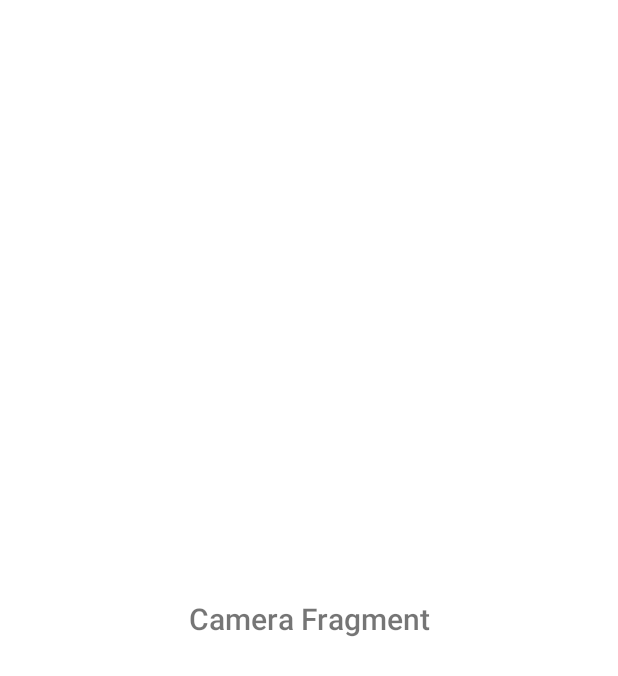
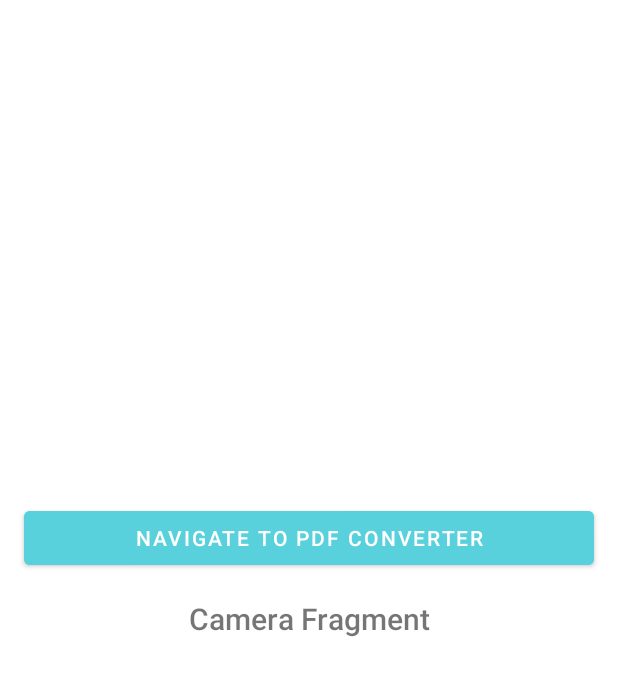
Before and after one commit to Droid79675/SummerPractice_29_06_22--12_07_22, an Android app: the layout fragment_camera.xml on its own in the app's theme, with its tools: preview values and no code run, on a phone screen of 412 x 824 dp. Shown: the top 676 px of the screen. Run offline under Robolectric (Android 15) with nearby library versions, the phone set to English and light mode, and no system bars.

Commit message:
Proper added the button

```diff
--- a/Practice_30_06_22/app/src/main/res/layout/fragment_camera.xml
+++ b/Practice_30_06_22/app/src/main/res/layout/fragment_camera.xml
@@ -5,6 +5,7 @@
     android:layout_height="match_parent">
 
     <TextView
+        android:id="@+id/tv_title"
         android:layout_width="wrap_content"
         android:layout_height="wrap_content"
         android:fontFamily="sans-serif-medium"
@@ -14,5 +15,13 @@
         app:layout_constraintEnd_toEndOf="parent"
         app:layout_constraintStart_toStartOf="parent"
         app:layout_constraintTop_toTopOf="parent" />
+    <Button
+        android:id="@+id/btn_fileDispatcher"
+        android:layout_width="match_parent"
+        android:layout_height="wrap_content"
+        android:layout_margin="16dp"
+        android:backgroundTint="@color/sky_blue"
+        android:text="Navigate to PDF Converter"
+        app:layout_constraintBottom_toTopOf="@id/tv_title"/>
 
 </androidx.constraintlayout.widget.ConstraintLayout>
```
Also changed, not shown: Practice_30_06_22/app/src/main/res/layout/fragment_calculator.xml (+8 -0 lines), Practice_30_06_22/app/src/main/res/layout/fragment_clock.xml (+9 -0 lines), Practice_30_06_22/app/src/main/res/layout/fragment_gallery.xml (+9 -0 lines).
